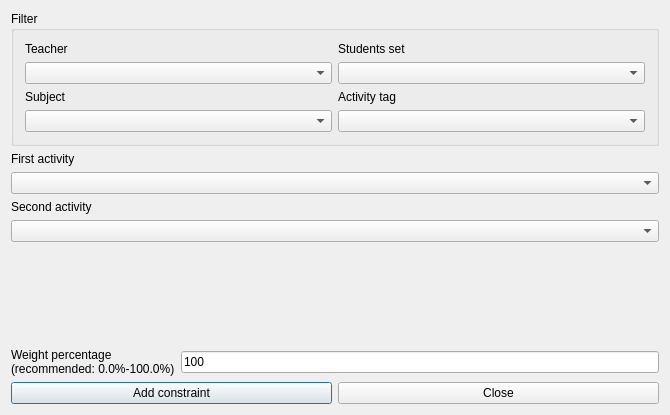
This is src/interface/addconstrainttwoactivitiesorderedform_template.ui in karandit/fet as Qt 5 draws it before an edit. The edited form follows.
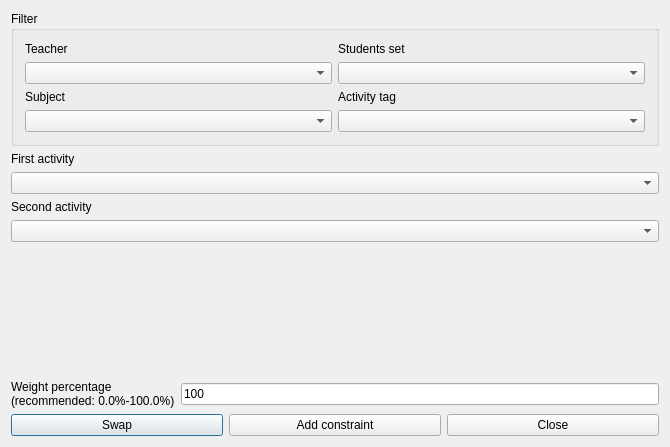
This is the edited form.

```diff
--- a/src/interface/addconstrainttwoactivitiesorderedform_template.ui
+++ b/src/interface/addconstrainttwoactivitiesorderedform_template.ui
@@ -7,7 +7,7 @@
     <x>0</x>
     <y>0</y>
     <width>670</width>
-    <height>415</height>
+    <height>447</height>
    </rect>
   </property>
   <property name="windowTitle">
@@ -193,6 +193,13 @@
    </item>
    <item row="5" column="0">
     <layout class="QHBoxLayout">
+     <item>
+      <widget class="QPushButton" name="swapPushButton">
+       <property name="text">
+        <string comment="Interchange (swap) the two selected activities in the dialog">Swap</string>
+       </property>
+      </widget>
+     </item>
      <item>
       <widget class="QPushButton" name="addConstraintPushButton">
        <property name="text">
```
